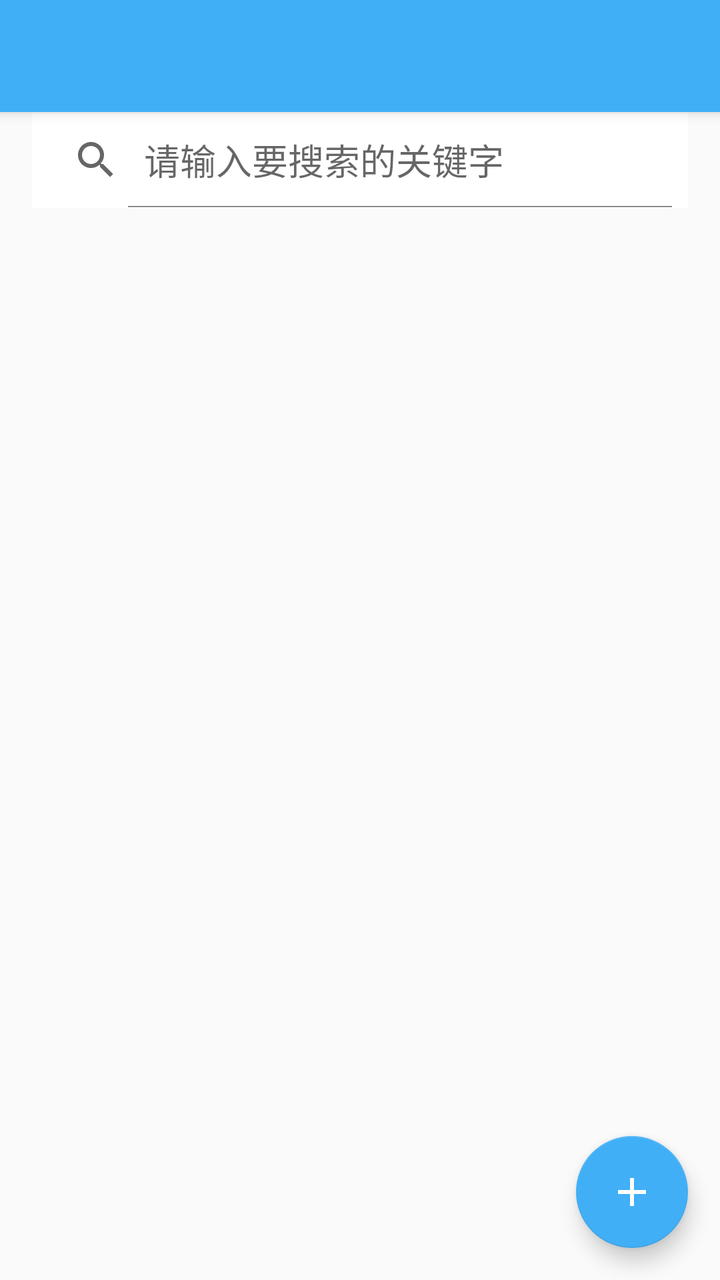
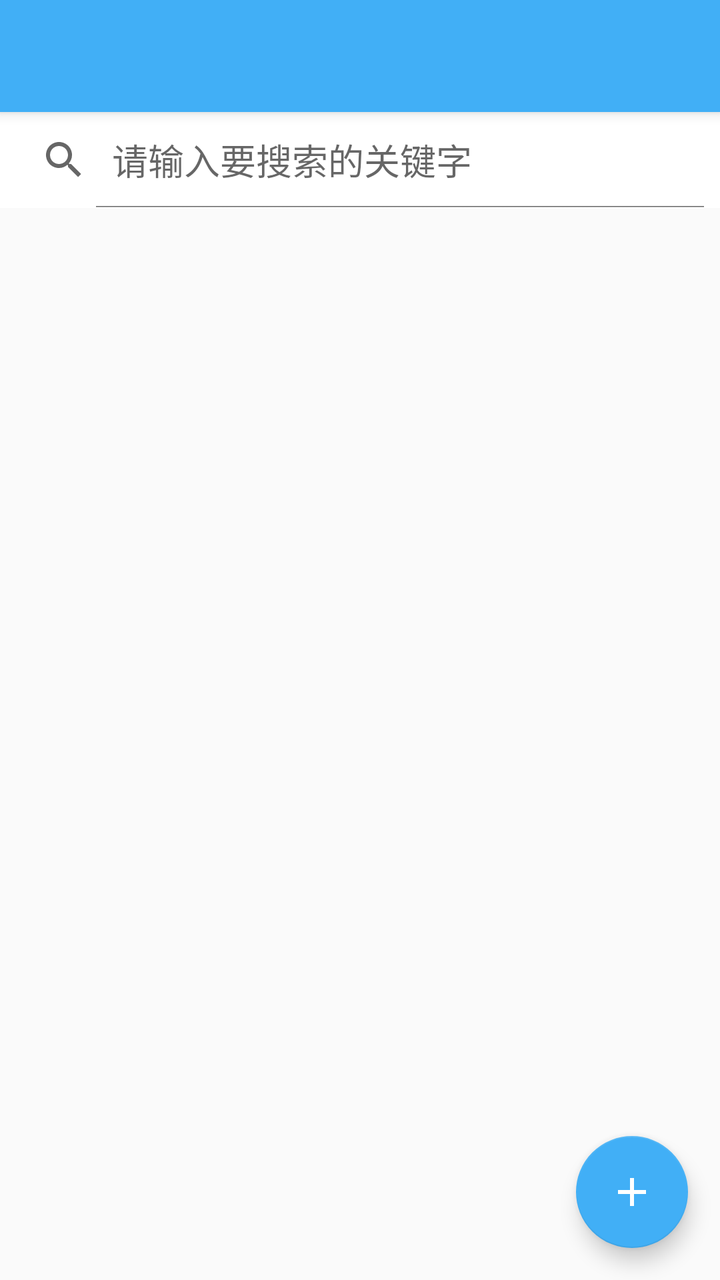

Screens rendered from an Android XML layout before and after an edit, with the pre-edit source and the edit as a unified diff.
<!-- AndroidManifest.xml: activity theme AppTheme.NoActionBar -->
<!-- res/layout/activity_film.xml -->
<?xml version="1.0" encoding="utf-8"?>
<android.support.design.widget.CoordinatorLayout
    xmlns:android="http://schemas.android.com/apk/res/android"
    xmlns:app="http://schemas.android.com/apk/res-auto"
    xmlns:tools="http://schemas.android.com/tools"
    android:layout_width="match_parent"
    android:layout_height="match_parent"
    tools:context="cn.sixlab.app.mineapps.activity.FilmActivity">

    <android.support.design.widget.AppBarLayout
        android:layout_width="match_parent"
        android:layout_height="wrap_content"
        android:theme="@style/AppTheme.AppBarOverlay">

        <android.support.v7.widget.Toolbar
            android:id="@+id/toolbar"
            android:layout_width="match_parent"
            android:layout_height="?attr/actionBarSize"
            android:background="?attr/colorPrimary"
            app:popupTheme="@style/AppTheme.PopupOverlay">
        </android.support.v7.widget.Toolbar>

    </android.support.design.widget.AppBarLayout>

    <include layout="@layout/content_film"/>

    <android.support.design.widget.FloatingActionButton
        android:id="@+id/fab"
        android:layout_width="wrap_content"
        android:layout_height="wrap_content"
        android:layout_gravity="bottom|end"
        android:layout_margin="@dimen/fab_margin"
        app:backgroundTint="@color/colorPrimary"
        app:srcCompat="@drawable/ic_add_white_24dp"/>

</android.support.design.widget.CoordinatorLayout>
<!-- res/layout/content_film.xml (included above) -->
<?xml version="1.0" encoding="utf-8"?>
<RelativeLayout xmlns:android="http://schemas.android.com/apk/res/android"
                xmlns:tools="http://schemas.android.com/tools"
                android:layout_width="match_parent"
                android:layout_height="match_parent"
                android:layout_marginTop="56dp"
                android:paddingBottom="@dimen/activity_vertical_margin"
                android:paddingLeft="@dimen/activity_horizontal_margin"
                android:paddingRight="@dimen/activity_horizontal_margin"
                android:gravity="center_horizontal"
                android:orientation="vertical"
                tools:context="cn.sixlab.app.mineapps.activity.FilmActivity"
                tools:showIn="@layout/activity_film">

    <android.widget.SearchView
        android:id="@+id/search_view"
        android:layout_alignParentTop="true"
        android:layout_width="match_parent"
        android:layout_height="wrap_content"
        android:background="@color/colorWhite"
        android:iconifiedByDefault="false"
        android:layout_marginBottom="5dp"
        android:queryHint="@string/hint_query_keyword">
    </android.widget.SearchView>

    <ScrollView
        android:layout_width="match_parent"
        android:layout_height="wrap_content"
        android:layout_below="@id/search_view">

        <LinearLayout
            android:id="@+id/film_result_list"
            android:layout_width="match_parent"
            android:layout_height="wrap_content"
            android:orientation="vertical">

        </LinearLayout>
    </ScrollView>

</RelativeLayout>
<!-- resources referenced by this layout -->
<resources>
  <color name="colorPrimary">#41AFF6</color>
  <color name="colorWhite">#FFFFFF</color>
  <dimen name="activity_horizontal_margin">16dp</dimen>
  <dimen name="activity_vertical_margin">16dp</dimen>
  <dimen name="fab_margin">16dp</dimen>
  <!-- drawable ic_add_white_24dp (drawable) -->
  <vector xmlns:android="http://schemas.android.com/apk/res/android"
          android:width="24dp"
          android:height="24dp"
          android:viewportWidth="24.0"
          android:viewportHeight="24.0">
      <path
          android:fillColor="#FFFFFFFF"
          android:pathData="M19,13h-6v6h-2v-6H5v-2h6V5h2v6h6v2z"/>
  </vector>
  <string name="hint_query_keyword">请输入要搜索的关键字</string>
  <style name="AppTheme.AppBarOverlay" parent="ThemeOverlay.AppCompat.Dark.ActionBar" />
  <style name="AppTheme.PopupOverlay" parent="ThemeOverlay.AppCompat.Light" />
  <style name="AppTheme.NoActionBar">
          <item name="windowActionBar">false</item>
          <item name="windowNoTitle">true</item>
      </style>
</resources>

<!-- the commit's change to res/layout/activity_film.xml (unified diff, before → after) -->
@@ -17,8 +17,7 @@
             android:layout_width="match_parent"
             android:layout_height="?attr/actionBarSize"
             android:background="?attr/colorPrimary"
-            app:popupTheme="@style/AppTheme.PopupOverlay">
-        </android.support.v7.widget.Toolbar>
+            app:popupTheme="@style/AppTheme.PopupOverlay"/>
 
     </android.support.design.widget.AppBarLayout>
 
@@ -38,14 +37,10 @@
 <?xml version="1.0" encoding="utf-8"?>
 <RelativeLayout xmlns:android="http://schemas.android.com/apk/res/android"
                 xmlns:tools="http://schemas.android.com/tools"
+                xmlns:app="http://schemas.android.com/apk/res-auto"
                 android:layout_width="match_parent"
                 android:layout_height="match_parent"
-                android:layout_marginTop="56dp"
-                android:paddingBottom="@dimen/activity_vertical_margin"
-                android:paddingLeft="@dimen/activity_horizontal_margin"
-                android:paddingRight="@dimen/activity_horizontal_margin"
-                android:gravity="center_horizontal"
-                android:orientation="vertical"
+                app:layout_behavior="@string/appbar_scrolling_view_behavior"
                 tools:context="cn.sixlab.app.mineapps.activity.FilmActivity"
                 tools:showIn="@layout/activity_film">
 
<!-- resource entries referenced after the edit -->
@@ -2,8 +2,6 @@
 <resources>
   <color name="colorPrimary">#41AFF6</color>
   <color name="colorWhite">#FFFFFF</color>
-  <dimen name="activity_horizontal_margin">16dp</dimen>
-  <dimen name="activity_vertical_margin">16dp</dimen>
   <dimen name="fab_margin">16dp</dimen>
   <!-- drawable ic_add_white_24dp (drawable) -->
   <vector xmlns:android="http://schemas.android.com/apk/res/android"
